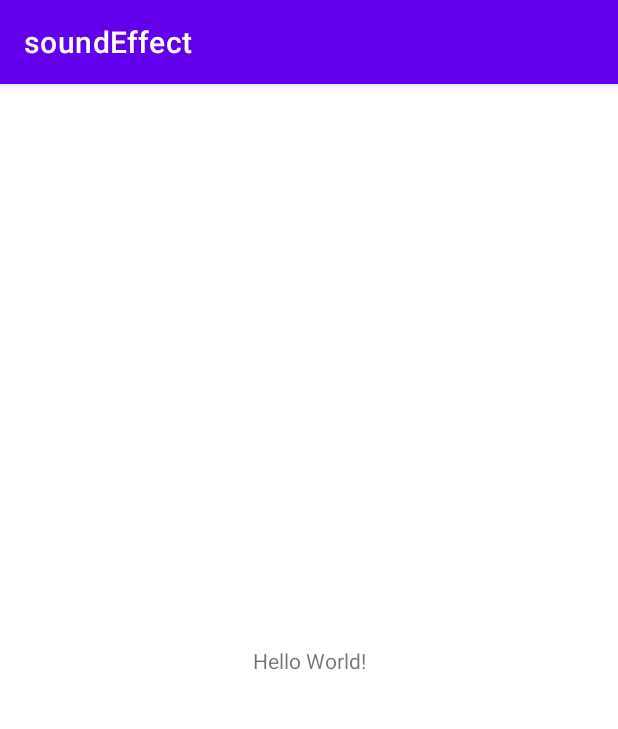
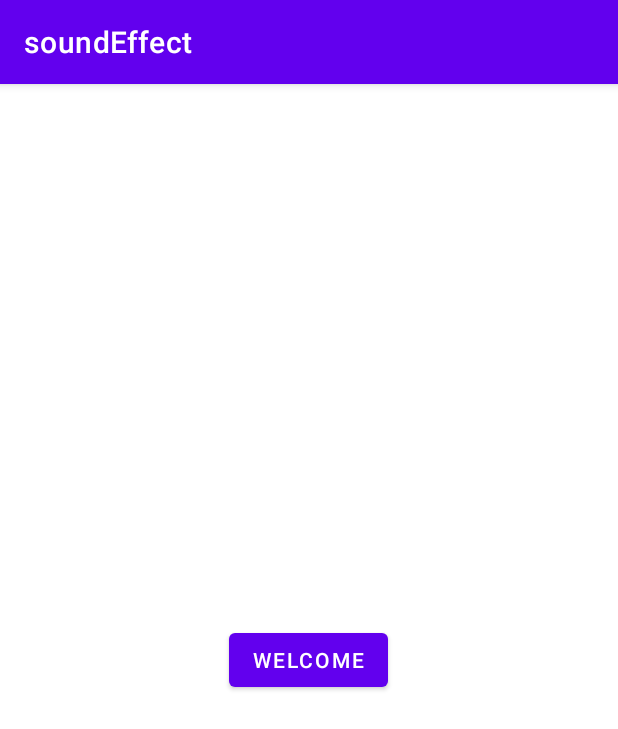
Before and after one commit to djokodev/soundEffects, an Android app: the screen it shows after launch (MainActivity), on a phone screen of 412 x 824 dp. Shown: the top 729 px of the screen. Run offline under Robolectric (Android 15) with nearby library versions, the light colour scheme and no system bars.

Commit message:
change activity_main.xml

```diff
--- a/app/src/main/res/layout/activity_main.xml
+++ b/app/src/main/res/layout/activity_main.xml
@@ -1,18 +1,17 @@
 <?xml version="1.0" encoding="utf-8"?>
-<androidx.constraintlayout.widget.ConstraintLayout xmlns:android="http://schemas.android.com/apk/res/android"
+<LinearLayout xmlns:android="http://schemas.android.com/apk/res/android"
     xmlns:app="http://schemas.android.com/apk/res-auto"
     xmlns:tools="http://schemas.android.com/tools"
     android:layout_width="match_parent"
+    android:gravity="center"
     android:layout_height="match_parent"
     tools:context=".MainActivity">
 
-    <TextView
-        android:layout_width="wrap_content"
-        android:layout_height="wrap_content"
-        android:text="Hello World!"
-        app:layout_constraintBottom_toBottomOf="parent"
-        app:layout_constraintEnd_toEndOf="parent"
-        app:layout_constraintStart_toStartOf="parent"
-        app:layout_constraintTop_toTopOf="parent" />
+   <Button
+       android:text="welcome"
+       android:layout_width="wrap_content"
+       android:layout_height="wrap_content">
 
-</androidx.constraintlayout.widget.ConstraintLayout>
+   </Button>
+
+</LinearLayout>
```
